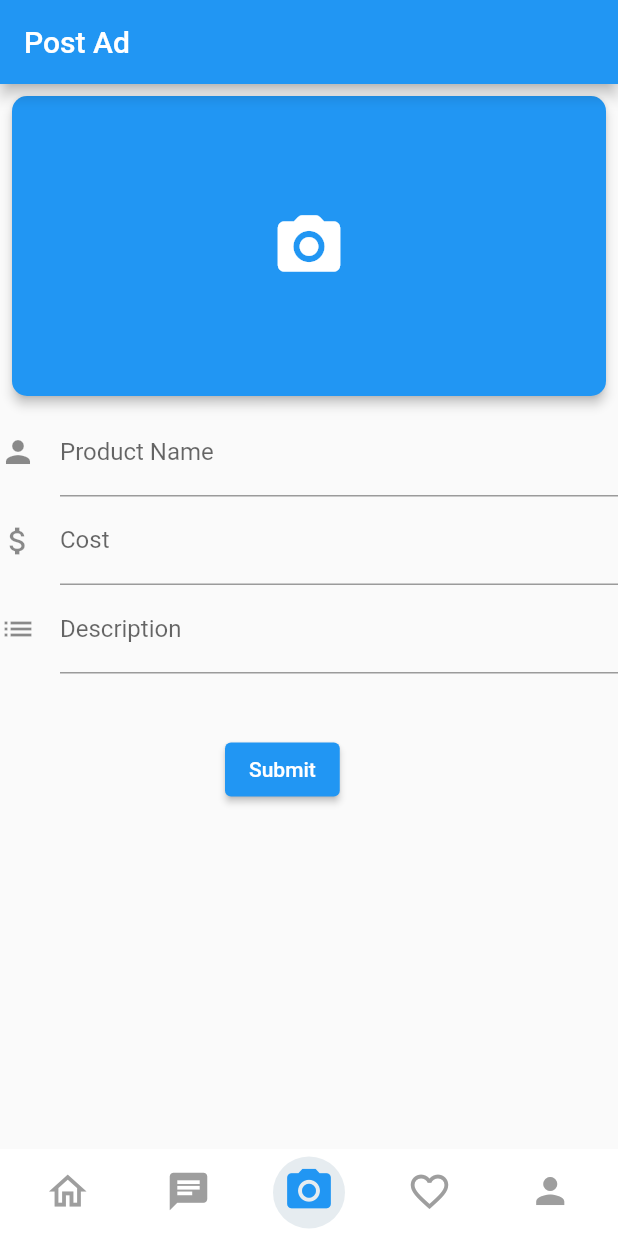
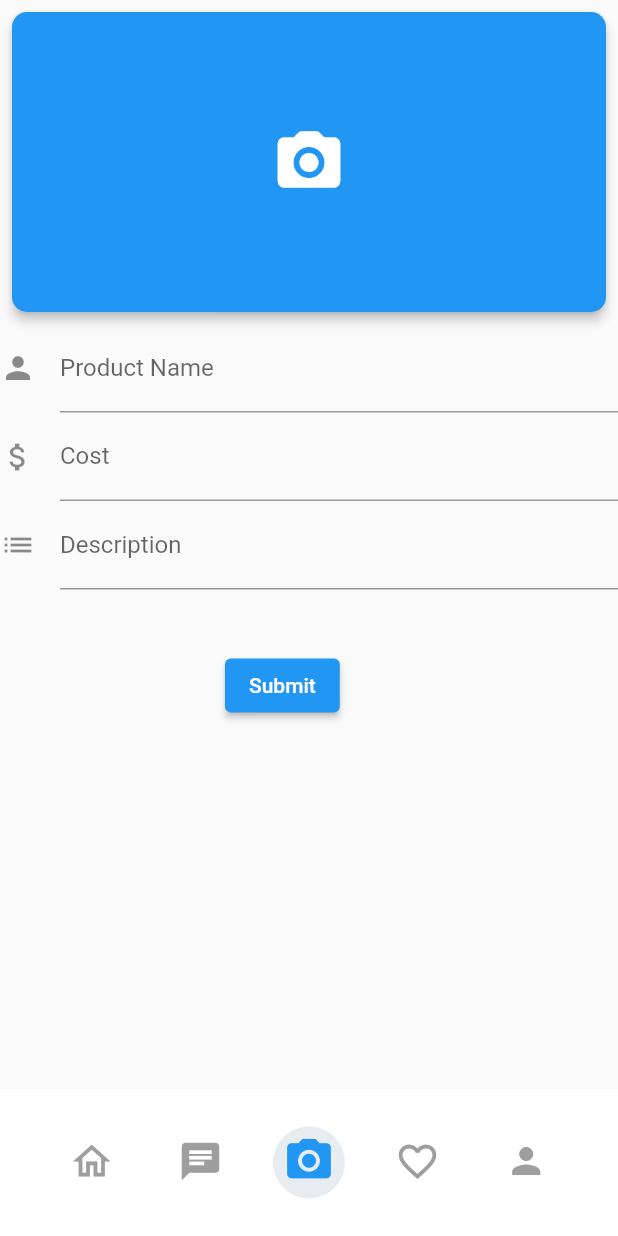
Before and after one commit to ayushpattnaik/vjtisell, a Flutter app: the Home screen opened by its route, item 3 of the bottom bar chosen, on a phone screen of 412 x 824 dp. Run offline on Flutter 3.47's test engine with Material 2 defaults, Android fonts, the phone set to English and light mode, and no system bars; our stand-ins replace image_picker; missing offline and left inert: mongo_dart.

```diff
--- a/lib/screens/home_screen.dart
+++ b/lib/screens/home_screen.dart
@@ -33,7 +33,7 @@ class Home extends StatelessWidget {
     //     elevation: 10,
     //     child:
      Container(
-          padding: const EdgeInsets.all(5.0),
+          padding: const EdgeInsets.all(25.0),
           // margin: const EdgeInsets.only(top: 5.0, bottom: 5.0),
           color: Colors.white,
           child: const TabBar(
--- a/lib/screens/postad_screen.dart
+++ b/lib/screens/postad_screen.dart
@@ -46,14 +46,14 @@ image_selector_gallery() async {
 class postad_screen extends StatelessWidget {
   @override
   Widget build(BuildContext context) {
-    final appTitle = 'Post Ad';
+    //final appTitle = 'Post Ad';
     return MaterialApp(
       // title: appTitle,
       home: Scaffold(
         resizeToAvoidBottomInset: false,
-        appBar: AppBar(
-          title: Text(appTitle),
-        ),
+        // appBar: AppBar(
+        //   title: Text(appTitle),
+        // ),
         body:
         SingleChildScrollView(
           child: Column(
```
Also changed, not shown: lib/screens/account_screen.dart (+15 -7 lines), 9 other files.
